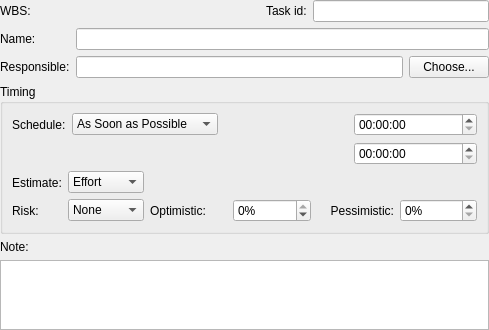
The window that kplato/libs/ui/kpttaskgeneralpanelbase.ui (KDE/calligra) describes before a commit, drawn with Qt 5.
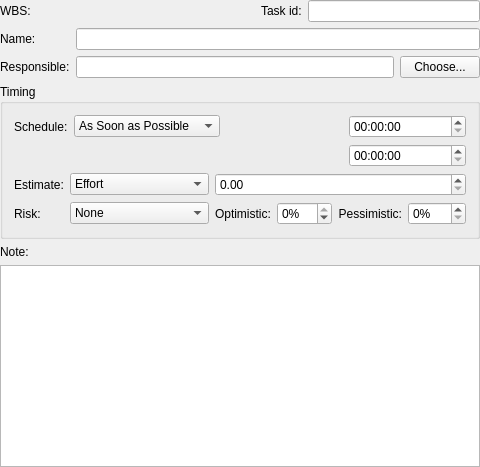
The same window after the commit. Custom widgets are drawn as their Qt base class.

Commit message: Remove DurationWidget, use DurationSpinBox instead.

```diff
--- a/kplato/libs/ui/kpttaskgeneralpanelbase.ui
+++ b/kplato/libs/ui/kpttaskgeneralpanelbase.ui
@@ -6,17 +6,14 @@
    <rect>
     <x>0</x>
     <y>0</y>
-    <width>489</width>
-    <height>300</height>
+    <width>480</width>
+    <height>467</height>
    </rect>
   </property>
   <property name="windowTitle" >
    <string>TaskGeneralPanelBase</string>
   </property>
   <layout class="QVBoxLayout" >
-   <property name="spacing" >
-    <number>6</number>
-   </property>
    <property name="leftMargin" >
     <number>0</number>
    </property>
@@ -263,23 +260,8 @@
      <property name="title" >
       <string>Timing</string>
      </property>
-     <layout class="QVBoxLayout" >
-      <property name="spacing" >
-       <number>6</number>
-      </property>
-      <property name="leftMargin" >
-       <number>9</number>
-      </property>
-      <property name="topMargin" >
-       <number>9</number>
-      </property>
-      <property name="rightMargin" >
-       <number>9</number>
-      </property>
-      <property name="bottomMargin" >
-       <number>9</number>
-      </property>
-      <item>
+     <layout class="QGridLayout" >
+      <item row="0" column="0" >
        <widget class="QFrame" name="frame" >
         <property name="frameShape" >
          <enum>QFrame::NoFrame</enum>
@@ -405,7 +387,7 @@
         </layout>
        </widget>
       </item>
-      <item>
+      <item row="1" column="0" >
        <widget class="QFrame" name="frame_2" >
         <property name="frameShape" >
          <enum>QFrame::NoFrame</enum>
@@ -518,22 +500,6 @@
            </item>
           </widget>
          </item>
-         <item row="0" column="2" >
-          <widget class="QWidget" native="1" name="durationHolder" >
-           <property name="sizePolicy" >
-            <sizepolicy vsizetype="Preferred" hsizetype="MinimumExpanding" >
-             <horstretch>0</horstretch>
-             <verstretch>0</verstretch>
-            </sizepolicy>
-           </property>
-           <property name="minimumSize" >
-            <size>
-             <width>200</width>
-             <height>18</height>
-            </size>
-           </property>
-          </widget>
-         </item>
          <item row="1" column="1" >
           <widget class="KComboBox" name="risk" >
            <property name="sizePolicy" >
@@ -642,6 +608,9 @@
            </item>
           </layout>
          </item>
+         <item row="0" column="2" >
+          <widget class="DurationSpinBox" name="estimate" />
+         </item>
         </layout>
        </widget>
       </item>
@@ -697,6 +666,11 @@
    <header>ktextedit.h</header>
    <container>1</container>
   </customwidget>
+  <customwidget>
+   <class>DurationSpinBox</class>
+   <extends>QDoubleSpinBox</extends>
+   <header>kptdurationspinbox.h</header>
+  </customwidget>
  </customwidgets>
  <tabstops>
   <tabstop>namefield</tabstop>
```
The commit also changes 18 other files.
